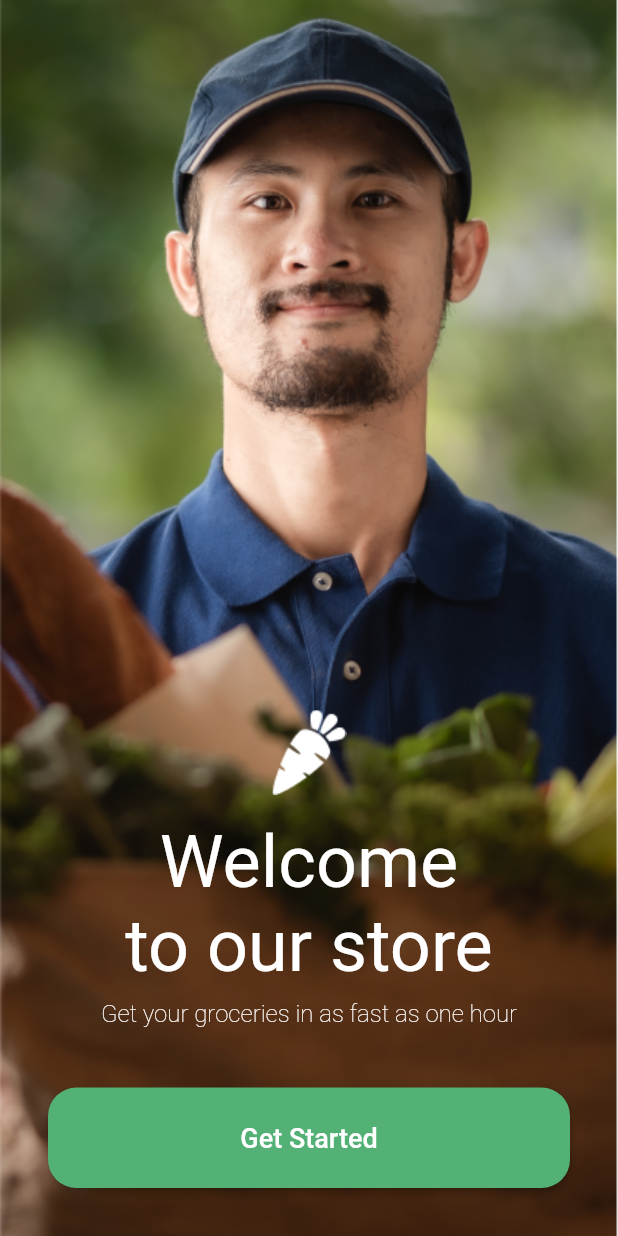
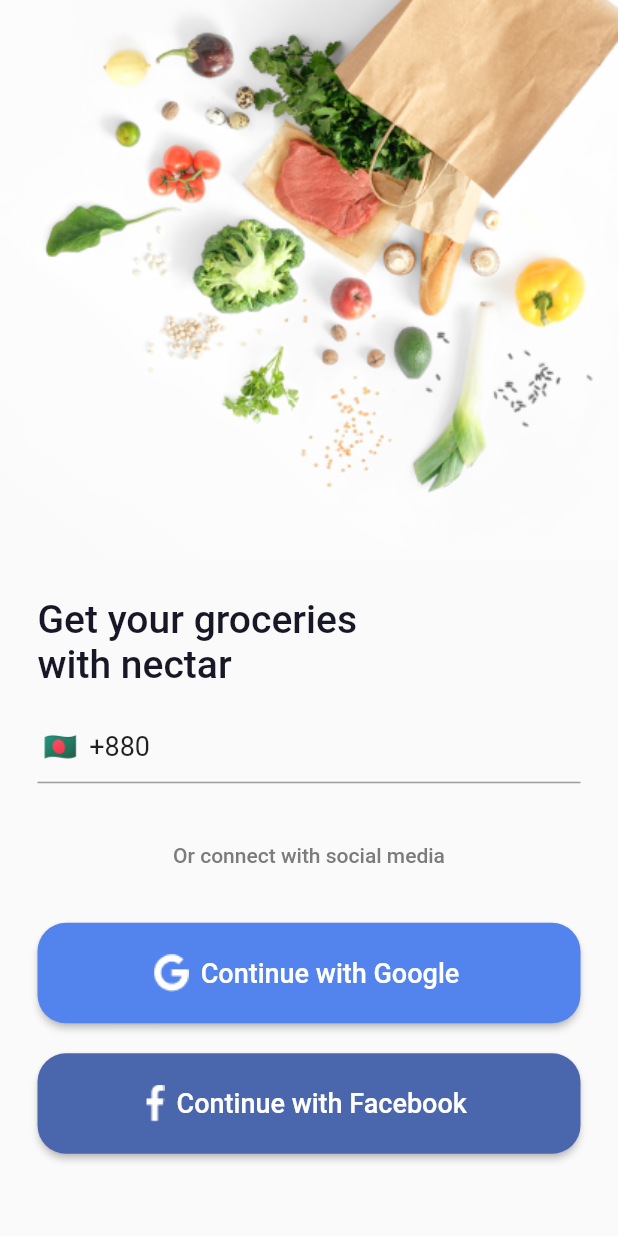
Before and after one commit to its-me-mahmud/nectar_clone, a Flutter app: the screen it shows after launch, after a tap on "Get Started", on a phone screen of 412 x 824 dp. Run offline on Flutter 3.47's test engine with Material 2 defaults, Android fonts, the phone set to English and light mode, and no system bars; drawn by our look-alikes of intl_phone_field.

Commit message:
added signin screen

```diff
--- /dev/null
+++ b/lib/src/auth/sign_in_screen.dart
@@ -0,0 +1,79 @@
+import 'package:flutter/material.dart';
+import 'package:intl_phone_field/intl_phone_field.dart';
+import 'package:nectar_clone/src/utils/app_color.dart';
+import 'package:nectar_clone/src/widgets/widgets.dart';
+
+class SignInScreen extends StatelessWidget {
+  const SignInScreen({super.key});
+
+  @override
+  Widget build(BuildContext context) {
+    return SafeArea(
+      child: Scaffold(
+        body: SingleChildScrollView(
+          child: Column(
+            children: [
+              Image.asset(
+                'assets/image/veg.png',
+                fit: BoxFit.cover,
+              ),
+              Padding(
+                padding: const EdgeInsets.all(25),
+                child: Column(
+                  mainAxisAlignment: MainAxisAlignment.end,
+                  children: [
+                    const Align(
+                      alignment: Alignment.centerLeft,
+                      child: Text(
+                        'Get your groceries\nwith nectar',
+                        style: TextStyle(
+                          fontSize: 26,
+                          fontWeight: FontWeight.w500,
+                          color: Color(AppColor.primaryTextColor),
+                        ),
+                      ),
+                    ),
+                    const SizedBox(height: 15),
+                    IntlPhoneField(
+                      onChanged: (phone) {},
+                      initialCountryCode: 'BD',
+                      showDropdownIcon: false,
+                      dropdownTextStyle: const TextStyle(fontSize: 18),
+                      decoration: const InputDecoration(
+                        counterText: '',
+                        contentPadding: EdgeInsets.symmetric(vertical: 14),
+                      ),
+                      style: const TextStyle(fontSize: 18),
+                    ),
+                    const SizedBox(height: 40),
+                    const Text(
+                      'Or connect with social media',
+                      style: TextStyle(
+                        fontWeight: FontWeight.w500,
+                        color: Color(AppColor.secondaryTextColor),
+                      ),
+                    ),
+                    const SizedBox(height: 37),
+                    ReusableIconButton(
+                      onPressed: () {},
+                      title: 'Continue with Google',
+                      imageUrl: 'assets/icon/google.png',
+                      color: AppColor.googleButtonColor,
+                    ),
+                    const SizedBox(height: 20),
+                    ReusableIconButton(
+                      onPressed: () {},
+                      title: 'Continue with Facebook',
+                      imageUrl: 'assets/icon/facebook.png',
+                      color: AppColor.facebookButtonColor,
+                    ),
+                  ],
+                ),
+              ),
+            ],
+          ),
+        ),
+      ),
+    );
+  }
+}
--- a/lib/src/onboarding/onboarding_screen.dart
+++ b/lib/src/onboarding/onboarding_screen.dart
@@ -1,4 +1,5 @@
 import 'package:flutter/material.dart';
+import 'package:nectar_clone/src/auth/sign_in_screen.dart';
 import 'package:nectar_clone/src/widgets/widgets.dart';
 
 class OnboardingScreen extends StatelessWidget {
@@ -43,7 +44,14 @@ class OnboardingScreen extends StatelessWidget {
                     ),
                     const SizedBox(height: 40),
                     ReusablePrimaryButton(
-                      onPressed: () {},
+                      onPressed: () {
+                        Navigator.of(context).pushAndRemoveUntil(
+                          MaterialPageRoute(
+                            builder: (context) => const SignInScreen(),
+                          ),
+                          (route) => false,
+                        );
+                      },
                       title: 'Get Started',
                     ),
                   ],
--- /dev/null
+++ b/lib/src/widgets/reusable_icon_button.dart
@@ -0,0 +1,46 @@
+import 'package:flutter/material.dart';
+
+class ReusableIconButton extends StatelessWidget {
+  const ReusableIconButton({
+    super.key,
+    required this.onPressed,
+    required this.title,
+    this.width = 364,
+    required this.imageUrl,
+    required this.color,
+  });
+
+  final String title;
+  final VoidCallback onPressed;
+  final double width;
+  final String imageUrl;
+  final int color;
+
+  @override
+  Widget build(BuildContext context) {
+    return ElevatedButton.icon(
+      onPressed: onPressed,
+      style: ButtonStyle(
+        backgroundColor: MaterialStatePropertyAll(
+          Color(color),
+        ),
+        fixedSize: MaterialStatePropertyAll(
+          Size(width, 67),
+        ),
+        shape: MaterialStatePropertyAll(
+          RoundedRectangleBorder(
+            borderRadius: BorderRadius.circular(19),
+          ),
+        ),
+      ),
+      icon: Image.asset(imageUrl),
+      label: Text(
+        title,
+        style: const TextStyle(
+          fontSize: 18,
+          color: Colors.white,
+        ),
+      ),
+    );
+  }
+}
--- a/lib/src/widgets/widgets.dart
+++ b/lib/src/widgets/widgets.dart
@@ -1 +1,2 @@
+export 'reusable_icon_button.dart';
 export 'reusable_primary_button.dart';
--- a/pubspec.yaml
+++ b/pubspec.yaml
@@ -10,6 +10,7 @@ dependencies:
   dev: ^1.0.0
   flutter:
     sdk: flutter
+  intl_phone_field: ^3.2.0
 
 dev_dependencies:
   flutter_test:
```
Also changed, not shown: assets/icon/facebook.png (added), assets/icon/google.png (added), assets/image/veg.png (added), pubspec.lock.
